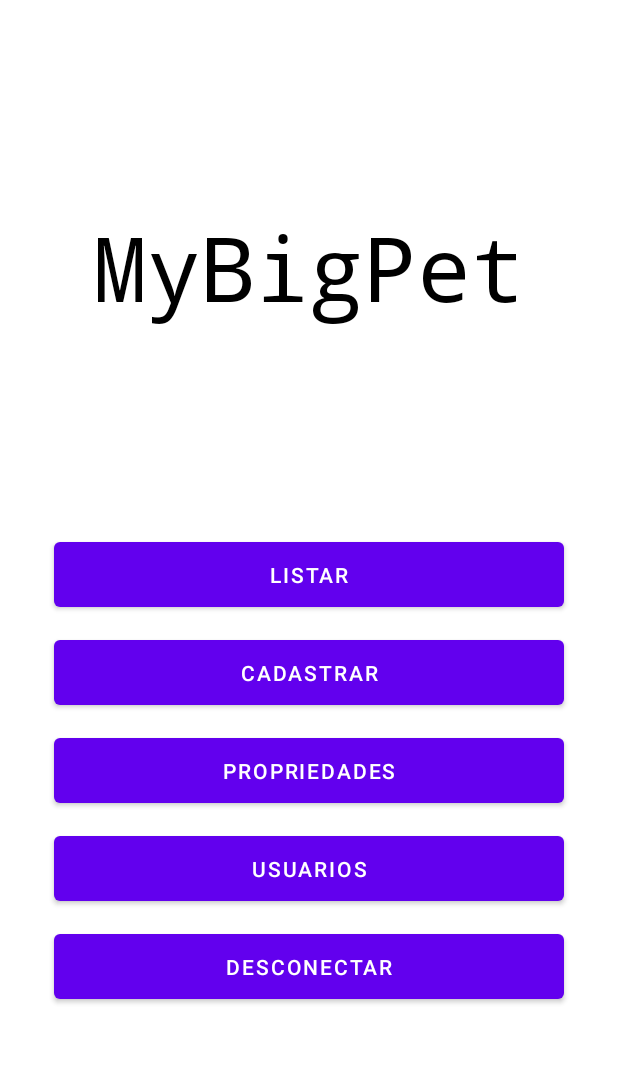
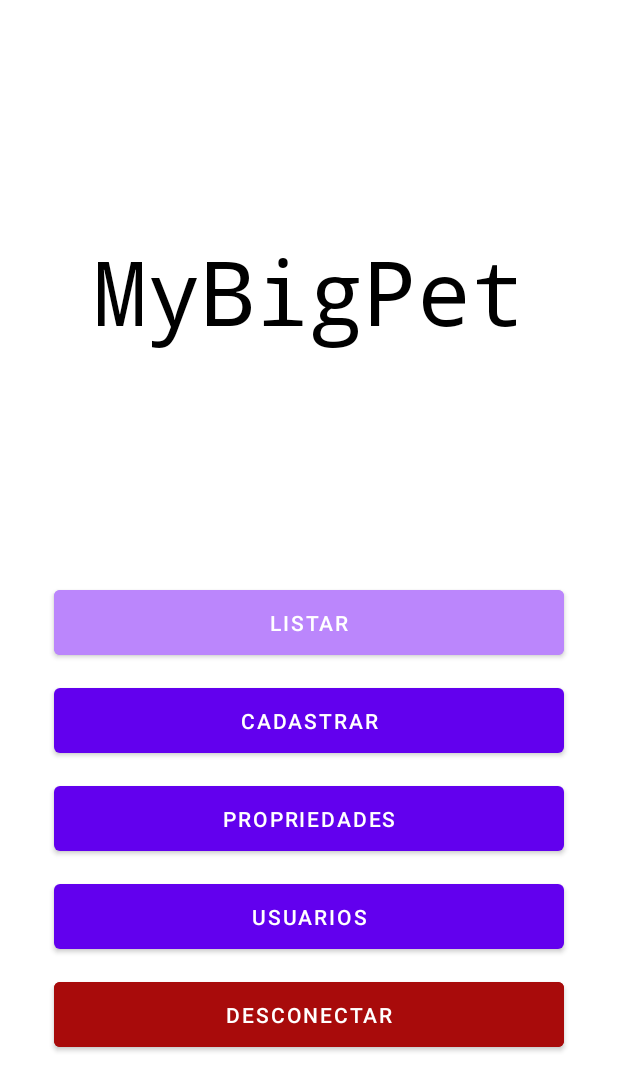
Before and after one commit to Gabrie2121/projeto-MyBigPet, an Android app: the layout activity_menu.xml on its own in the app's theme, with its tools: preview values and no code run, on a phone screen of 412 x 824 dp. Shown: the top 1091 px of the screen. Run offline under Robolectric (Android 15) with nearby library versions, the phone set to English and light mode, and no system bars.

```diff
--- /dev/null
+++ b/app/src/main/java/com/example/mybigpet/Animal.java
@@ -0,0 +1,2 @@
+package com.example.mybigpet;public class Animal {
+}
--- /dev/null
+++ b/app/src/main/java/com/example/mybigpet/AppDataBase.java
@@ -0,0 +1,2 @@
+package com.example.mybigpet;public class AppDataBase {
+}
--- a/app/src/main/java/com/example/mybigpet/menu.java
+++ b/app/src/main/java/com/example/mybigpet/MainLista.java
@@ -4,11 +4,11 @@ import androidx.appcompat.app.AppCompatActivity;
 
 import android.os.Bundle;
 
-public class menu extends AppCompatActivity {
+public class Lista extends AppCompatActivity {
 
     @Override
     protected void onCreate(Bundle savedInstanceState) {
         super.onCreate(savedInstanceState);
-        setContentView(R.layout.menu);
+        setContentView(R.layout.activity_lista);
     }
 }
--- a/app/src/main/res/layout/menu.xml
+++ b/app/src/main/res/layout/activity_menu.xml
@@ -11,6 +11,7 @@
         android:layout_width="340dp"
         android:layout_height="55dp"
         android:layout_marginBottom="10dp"
+        android:backgroundTint="@color/purple_200"
         android:text="Listar"
         app:layout_constraintBottom_toTopOf="@+id/button7"
         app:layout_constraintEnd_toEndOf="parent"
@@ -40,8 +41,10 @@
         android:id="@+id/desconectar"
         android:layout_width="340dp"
         android:layout_height="55dp"
-        android:layout_marginBottom="152dp"
+        android:layout_marginBottom="120dp"
+        android:backgroundTint="#A80B0B"
         android:text="Desconectar"
+        android:textColor="@android:color/primary_text_dark"
         app:layout_constraintBottom_toBottomOf="parent"
         app:layout_constraintEnd_toEndOf="parent"
         app:layout_constraintStart_toStartOf="parent" />
```
Also changed, not shown: app/src/main/java/com/example/mybigpet/MainMenu.java (added, +31 -0 lines), app/src/main/res/layout/activity_lista.xml (added, +9 -0 lines).
